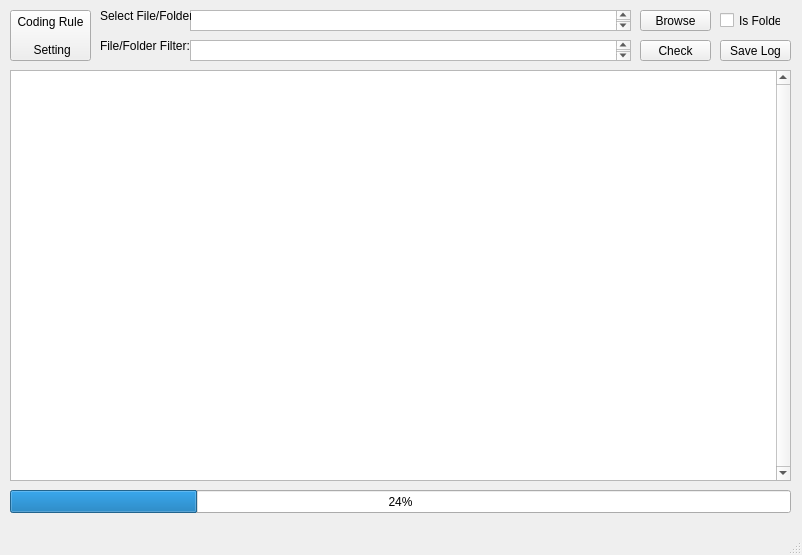
The window that checker/gui/MCUX-SDK-CodingStyleChecker.ui (JayHeng/MCU-CodingStyleChecker) describes before a commit, drawn with Qt 5.
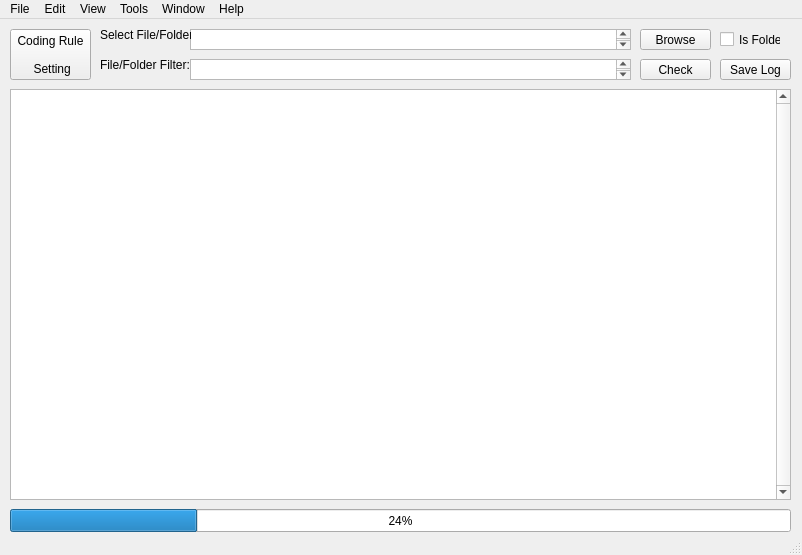
The same window after the commit.

Commit message: [Checker Tool][UI] Add menu/help

```diff
--- a/checker/gui/MCUX-SDK-CodingStyleChecker.ui
+++ b/checker/gui/MCUX-SDK-CodingStyleChecker.ui
@@ -163,6 +163,47 @@
      <height>21</height>
     </rect>
    </property>
+   <widget class="QMenu" name="menuFile">
+    <property name="title">
+     <string>File</string>
+    </property>
+   </widget>
+   <widget class="QMenu" name="menuEdit">
+    <property name="title">
+     <string>Edit</string>
+    </property>
+   </widget>
+   <widget class="QMenu" name="menuView">
+    <property name="title">
+     <string>View</string>
+    </property>
+   </widget>
+   <widget class="QMenu" name="menuTools">
+    <property name="title">
+     <string>Tools</string>
+    </property>
+   </widget>
+   <widget class="QMenu" name="menuWindow">
+    <property name="title">
+     <string>Window</string>
+    </property>
+   </widget>
+   <widget class="QMenu" name="menuHelp">
+    <property name="title">
+     <string>Help</string>
+    </property>
+    <addaction name="separator"/>
+    <addaction name="actionMenuHelpHomePage"/>
+    <addaction name="actionMenuHelpAboutAuthor"/>
+    <addaction name="actionMenuHelpRevisionHistory"/>
+    <addaction name="separator"/>
+   </widget>
+   <addaction name="menuFile"/>
+   <addaction name="menuEdit"/>
+   <addaction name="menuView"/>
+   <addaction name="menuTools"/>
+   <addaction name="menuWindow"/>
+   <addaction name="menuHelp"/>
   </widget>
   <widget class="QStatusBar" name="statusbar"/>
  </widget>
```
Left out of the diff: 18 changed lines with no effect on the pictures. The commit also changes 3 other files.
